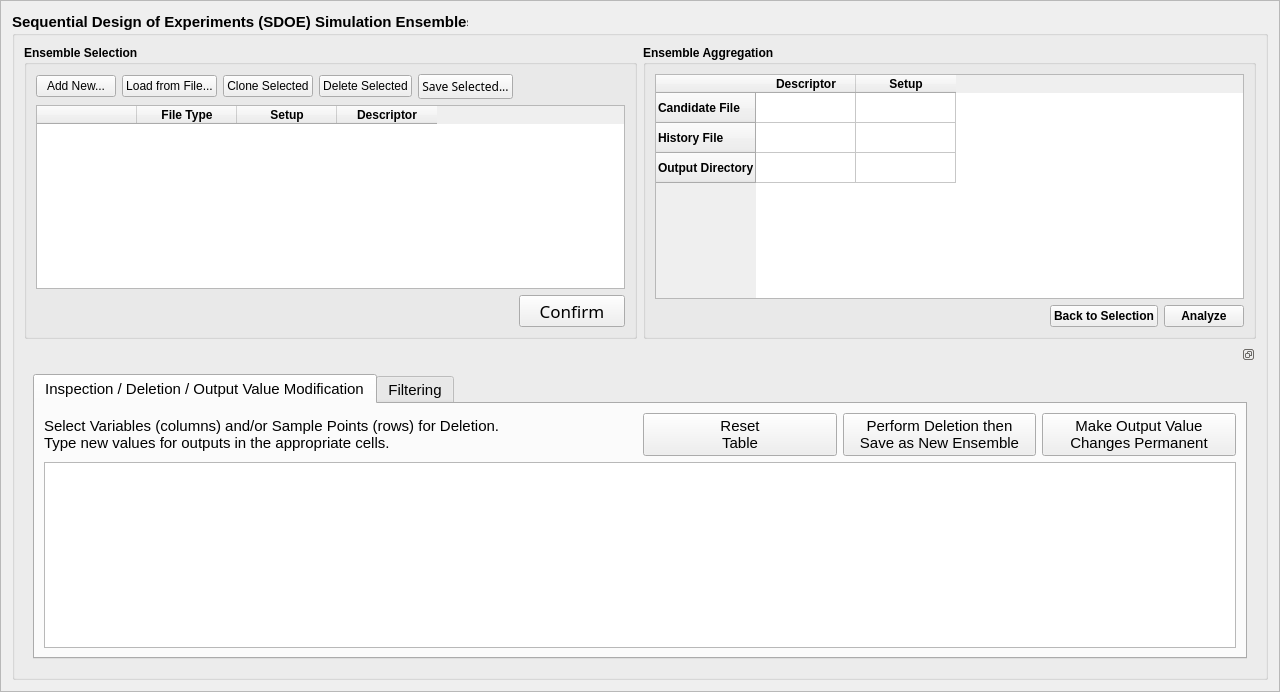
This is foqus_lib/gui/sdoe/sdoeSetupFrame_UI.ui in CCSI-Toolset/FOQUS as Qt 5 draws it before an edit. The edited form follows.
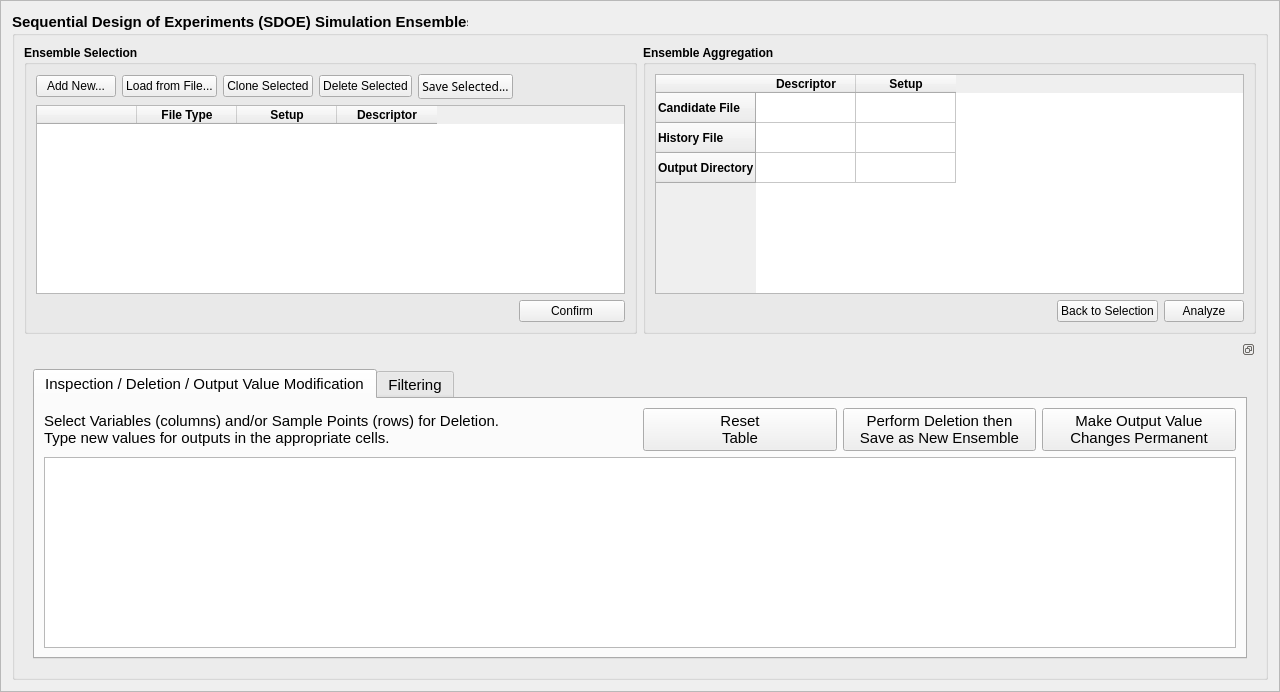
This is the edited form.

Patch:
```diff
--- a/foqus_lib/gui/sdoe/sdoeSetupFrame_UI.ui
+++ b/foqus_lib/gui/sdoe/sdoeSetupFrame_UI.ui
@@ -215,8 +215,8 @@
             <widget class="QPushButton" name="confirmButton">
              <property name="font">
               <font>
-               <family>.SF NS Text</family>
-               <pointsize>13</pointsize>
+               <family>MS Shell Dlg 2</family>
+               <pointsize>9</pointsize>
                <weight>50</weight>
                <bold>false</bold>
               </font>
@@ -324,6 +324,12 @@
            </item>
            <item row="1" column="2">
             <widget class="QPushButton" name="analyzeButton">
+             <property name="font">
+              <font>
+               <weight>50</weight>
+               <bold>false</bold>
+              </font>
+             </property>
              <property name="toolTip">
               <string>Click to analyze ensemble.</string>
              </property>
@@ -334,6 +340,12 @@
            </item>
            <item row="1" column="1">
             <widget class="QPushButton" name="backSelectionButton">
+             <property name="font">
+              <font>
+               <weight>50</weight>
+               <bold>false</bold>
+              </font>
+             </property>
              <property name="toolTip">
               <string>Click to go back to ensemble selection.</string>
              </property>
@@ -377,8 +389,8 @@
             </property>
             <property name="sizeHint" stdset="0">
              <size>
-              <width>897</width>
-              <height>313</height>
+              <width>863</width>
+              <height>294</height>
              </size>
             </property>
             <property name="currentIndex">
```
